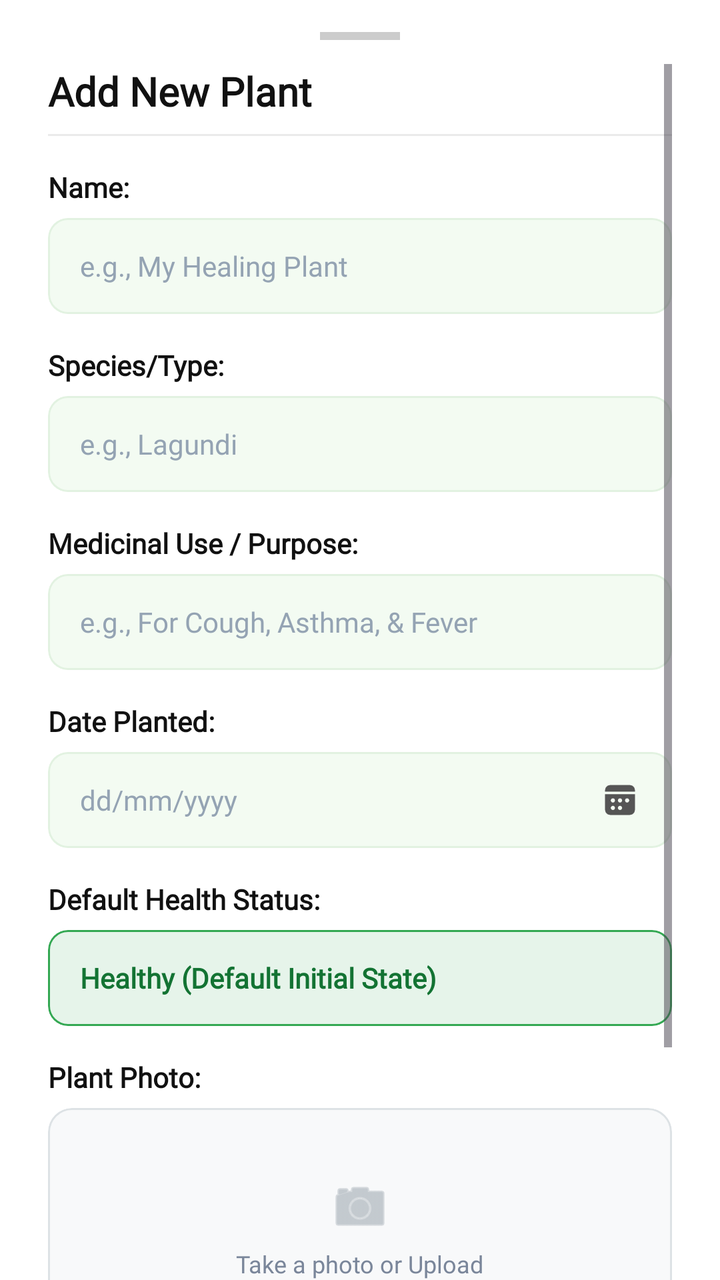
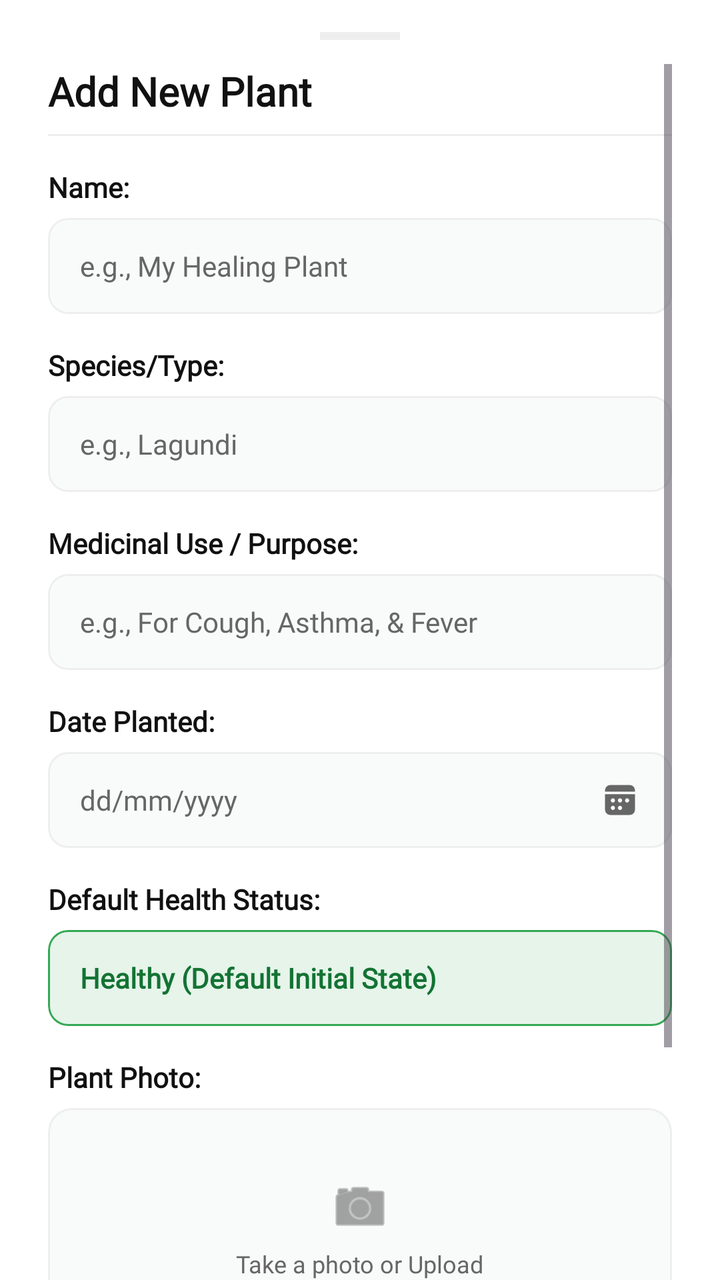

The first picture is an Android layout as it rendered before a commit; the second is the same layout after the commit. The layout source and the unified diff follow.
<!-- AndroidManifest.xml: application theme Theme.SmartGrow -->
<!-- res/layout/dialog_add_plant_sheet.xml -->
<?xml version="1.0" encoding="utf-8"?>
<androidx.constraintlayout.widget.ConstraintLayout
    xmlns:android="http://schemas.android.com/apk/res/android"
    xmlns:app="http://schemas.android.com/apk/res-auto"
    android:id="@+id/bottom_sheet_container"
    android:layout_width="match_parent"
    android:layout_height="wrap_content"
    android:background="@drawable/bg_bottom_sheet_rounded"
    android:paddingTop="16dp"
    android:paddingHorizontal="24dp">

    
    <View
        android:id="@+id/view_drag_handle"
        android:layout_width="40dp"
        android:layout_height="4dp"
        android:background="#CCCCCC"
        app:layout_constraintTop_toTopOf="parent"
        app:layout_constraintEnd_toEndOf="parent"
        app:layout_constraintStart_toStartOf="parent" />

    
    <androidx.core.widget.NestedScrollView
        android:id="@+id/scroll_view_add_plant"
        android:layout_width="match_parent"
        android:layout_height="wrap_content"
        android:layout_marginTop="12dp"
        android:scrollbars="vertical"
        android:fadeScrollbars="true"
        android:fillViewport="true"
        app:layout_constrainedHeight="true"
        app:layout_constraintTop_toBottomOf="@id/view_drag_handle"
        app:layout_constraintBottom_toBottomOf="parent"
        app:layout_constraintStart_toStartOf="parent"
        app:layout_constraintEnd_toEndOf="parent">

        <LinearLayout
            android:layout_width="match_parent"
            android:layout_height="wrap_content"
            android:orientation="vertical"
            android:paddingBottom="32dp">

            <TextView
                android:id="@+id/tv_add_plant_title"
                android:layout_width="wrap_content"
                android:layout_height="wrap_content"
                android:text="Add New Plant"
                android:textSize="20sp"
                android:textStyle="bold"
                android:textColor="#111111"
                android:fontFamily="@font/poppins" />

            <View
                android:layout_width="match_parent"
                android:layout_height="1dp"
                android:background="#EAEAEA"
                android:layout_marginTop="8dp"
                android:layout_marginBottom="16dp" />

            
            <TextView
                android:id="@+id/lbl_plant_name"
                android:layout_width="wrap_content"
                android:layout_height="wrap_content"
                android:text="Name:"
                android:textStyle="bold"
                android:textColor="#111111"
                android:textSize="14sp"
                android:fontFamily="@font/poppins" />

            <com.google.android.material.card.MaterialCardView
                android:id="@+id/card_input_name"
                android:layout_width="match_parent"
                android:layout_height="48dp"
                android:layout_marginTop="6dp"
                app:cardCornerRadius="10dp"
                app:cardElevation="0dp"
                app:cardBackgroundColor="#F3FBF2"
                app:strokeWidth="1dp"
                app:strokeColor="#E2F2E1">
                <EditText
                    android:id="@+id/et_add_plant_name"
                    android:layout_width="match_parent"
                    android:layout_height="match_parent"
                    android:background="@android:color/transparent"
                    android:hint="e.g., My Healing Plant"
                    android:textColorHint="#94A3B3"
                    android:textColor="#111111"
                    android:textSize="14sp"
                    android:fontFamily="@font/poppins"
                    android:paddingHorizontal="16dp"
                    android:inputType="text"
                    android:maxLines="1"
                    android:importantForAutofill="no" />
            </com.google.android.material.card.MaterialCardView>

            
            <TextView
                android:id="@+id/lbl_plant_species"
                android:layout_width="wrap_content"
                android:layout_height="wrap_content"
                android:text="Species/Type:"
                android:textStyle="bold"
                android:textColor="#111111"
                android:textSize="14sp"
                android:fontFamily="@font/poppins"
                android:layout_marginTop="16dp" />

            <com.google.android.material.card.MaterialCardView
                android:id="@+id/card_input_species"
                android:layout_width="match_parent"
                android:layout_height="48dp"
                android:layout_marginTop="6dp"
                app:cardCornerRadius="10dp"
                app:cardElevation="0dp"
                app:cardBackgroundColor="#F3FBF2"
                app:strokeWidth="1dp"
                app:strokeColor="#E2F2E1">
                <EditText
                    android:id="@+id/et_add_plant_species"
                    android:layout_width="match_parent"
                    android:layout_height="match_parent"
                    android:background="@android:color/transparent"
                    android:hint="e.g., Lagundi"
                    android:textColorHint="#94A3B3"
                    android:textColor="#111111"
                    android:textSize="14sp"
                    android:fontFamily="@font/poppins"
                    android:paddingHorizontal="16dp"
                    android:inputType="text"
                    android:maxLines="1"
                    android:importantForAutofill="no" />
            </com.google.android.material.card.MaterialCardView>

            
            <TextView
                android:id="@+id/lbl_plant_medicinal_use"
                android:layout_width="wrap_content"
                android:layout_height="wrap_content"
                android:text="Medicinal Use / Purpose:"
                android:textStyle="bold"
                android:textColor="#111111"
                android:textSize="14sp"
                android:fontFamily="@font/poppins"
                android:layout_marginTop="16dp" />

            <com.google.android.material.card.MaterialCardView
                android:id="@+id/card_input_medicinal_use"
                android:layout_width="match_parent"
                android:layout_height="48dp"
                android:layout_marginTop="6dp"
                app:cardCornerRadius="10dp"
                app:cardElevation="0dp"
                app:cardBackgroundColor="#F3FBF2"
                app:strokeWidth="1dp"
                app:strokeColor="#E2F2E1">
                <EditText
                    android:id="@+id/et_add_plant_medicinal_use"
                    android:layout_width="match_parent"
                    android:layout_height="match_parent"
                    android:background="@android:color/transparent"
                    android:hint="e.g., For Cough, Asthma, &amp; Fever"
                    android:textColorHint="#94A3B3"
                    android:textColor="#111111"
                    android:textSize="14sp"
                    android:fontFamily="@font/poppins"
                    android:paddingHorizontal="16dp"
                    android:inputType="text"
                    android:maxLines="1"
                    android:importantForAutofill="no" />
            </com.google.android.material.card.MaterialCardView>

            
            <TextView
                android:id="@+id/lbl_plant_date"
                android:layout_width="wrap_content"
                android:layout_height="wrap_content"
                android:layout_marginTop="16dp"
                android:fontFamily="@font/poppins"
                android:text="Date Planted:"
                android:textColor="#111111"
                android:textSize="14sp"
                android:textStyle="bold" />

            <com.google.android.material.card.MaterialCardView
                android:id="@+id/card_input_date"
                android:layout_width="match_parent"
                android:layout_height="48dp"
                android:layout_marginTop="6dp"
                app:cardCornerRadius="10dp"
                app:cardElevation="0dp"
                app:cardBackgroundColor="#F3FBF2"
                app:strokeWidth="1dp"
                app:strokeColor="#E2F2E1">
                <RelativeLayout
                    android:layout_width="match_parent"
                    android:layout_height="match_parent"
                    android:paddingHorizontal="16dp">
                    <EditText
                        android:id="@+id/et_add_plant_date"
                        android:layout_width="match_parent"
                        android:layout_height="match_parent"
                        android:layout_toStartOf="@id/img_calendar_icon"
                        android:background="@android:color/transparent"
                        android:hint="dd/mm/yyyy"
                        android:textColorHint="#94A3B3"
                        android:textColor="#111111"
                        android:textSize="14sp"
                        android:focusable="false"
                        android:clickable="true"
                        android:fontFamily="@font/poppins"
                        android:importantForAutofill="no"
                        android:inputType="none" />
                    <ImageView
                        android:id="@+id/img_calendar_icon"
                        android:layout_width="20dp"
                        android:layout_height="20dp"
                        android:layout_alignParentEnd="true"
                        android:layout_centerVertical="true"
                        android:src="@drawable/ic_calendar_gray"
                        app:tint="#555555"
                        android:contentDescription="Select Date" />
                </RelativeLayout>
            </com.google.android.material.card.MaterialCardView>

            
            <TextView
                android:id="@+id/lbl_plant_status"
                android:layout_width="wrap_content"
                android:layout_height="wrap_content"
                android:text="Default Health Status:"
                android:textStyle="bold"
                android:textColor="#111111"
                android:textSize="14sp"
                android:fontFamily="@font/poppins"
                android:layout_marginTop="16dp" />

            <com.google.android.material.card.MaterialCardView
                android:id="@+id/card_input_status"
                android:layout_width="match_parent"
                android:layout_height="48dp"
                android:layout_marginTop="6dp"
                app:cardCornerRadius="10dp"
                app:cardElevation="0dp"
                app:cardBackgroundColor="#E6F4EA"
                app:strokeWidth="1dp"
                app:strokeColor="#34A853">
                <TextView
                    android:id="@+id/tv_static_health_status"
                    android:layout_width="wrap_content"
                    android:layout_height="wrap_content"
                    android:layout_gravity="center_vertical"
                    android:paddingHorizontal="16dp"
                    android:text="Healthy (Default Initial State)"
                    android:textColor="#137333"
                    android:textStyle="bold"
                    android:textSize="14sp"
                    android:fontFamily="@font/poppins" />
            </com.google.android.material.card.MaterialCardView>

            
            <TextView
                android:id="@+id/lbl_plant_image"
                android:layout_width="wrap_content"
                android:layout_height="wrap_content"
                android:text="Plant Photo:"
                android:textStyle="bold"
                android:textColor="#111111"
                android:textSize="14sp"
                android:fontFamily="@font/poppins"
                android:layout_marginTop="16dp" />

            <com.google.android.material.card.MaterialCardView
                android:id="@+id/card_upload_image"
                android:layout_width="match_parent"
                android:layout_height="120dp"
                android:layout_marginTop="6dp"
                android:clickable="true"
                android:focusable="true"
                android:background="?attr/selectableItemBackground"
                app:cardCornerRadius="12dp"
                app:cardElevation="0dp"
                app:cardBackgroundColor="#F8F9FA"
                app:strokeWidth="1dp"
                app:strokeColor="#DDE2E5">
                <RelativeLayout
                    android:layout_width="match_parent"
                    android:layout_height="match_parent">
                    <LinearLayout
                        android:id="@+id/layout_image_placeholder"
                        android:layout_width="wrap_content"
                        android:layout_height="wrap_content"
                        android:orientation="vertical"
                        android:gravity="center"
                        android:layout_centerInParent="true">
                        <ImageView
                            android:layout_width="32dp"
                            android:layout_height="32dp"
                            android:src="@android:drawable/ic_menu_camera"
                            app:tint="#A0AAB2"
                            android:contentDescription="Upload Icon" />
                        <TextView
                            android:layout_width="wrap_content"
                            android:layout_height="wrap_content"
                            android:text="Take a photo or Upload"
                            android:textColor="#7A869A"
                            android:textSize="12sp"
                            android:fontFamily="@font/poppins"
                            android:layout_marginTop="4dp" />
                    </LinearLayout>
                    <ImageView
                        android:id="@+id/img_plant_preview"
                        android:layout_width="match_parent"
                        android:layout_height="match_parent"
                        android:scaleType="centerCrop"
                        android:visibility="gone"
                        android:contentDescription="Plant Preview" />
                </RelativeLayout>
            </com.google.android.material.card.MaterialCardView>

            
            <com.google.android.material.button.MaterialButton
                android:id="@+id/btn_submit_new_plant"
                android:layout_width="match_parent"
                android:layout_height="54dp"
                android:layout_marginTop="24dp"
                android:text="Add Plant"
                android:textAllCaps="false"
                android:textColor="#FFFFFF"
                android:textSize="15sp"
                android:textStyle="bold"
                android:fontFamily="@font/poppins"
                app:backgroundTint="#0C6211"
                app:cornerRadius="12dp" />

        </LinearLayout>
    </androidx.core.widget.NestedScrollView>

</androidx.constraintlayout.widget.ConstraintLayout>
<!-- resources referenced by this layout -->
<resources>
  <!-- drawable bg_bottom_sheet_rounded (drawable) -->
  <?xml version="1.0" encoding="utf-8"?>
  <shape xmlns:android="http://schemas.android.com/apk/res/android">
      <solid android:color="#FFFFFF" />
      <corners
          android:topLeftRadius="24dp"
          android:topRightRadius="24dp" />
  </shape>
  <!-- drawable ic_calendar_gray: png bitmap (drawable, 1434 bytes) -->
  <style name="Theme.SmartGrow" parent="Base.Theme.SmartGrow" />
  <style name="Base.Theme.SmartGrow" parent="Theme.Material3.DayNight.NoActionBar">
          <item name="android:windowBackground">@android:color/white</item>
          <item name="android:windowDisablePreview">true</item>
  
          
          <item name="android:statusBarColor">#FFFFFF</item>
          <item name="android:windowLightStatusBar">true</item>
  
          
          <item name="android:navigationBarColor">#FFFFFF</item>
          <item name="android:windowLightNavigationBar" tools:targetApi="o">true</item>
  
          <item name="android:windowDrawsSystemBarBackgrounds">true</item>
          <item name="android:windowTranslucentStatus">false</item>
          <item name="android:windowTranslucentNavigation">false</item>
      </style>
</resources>

<!-- the commit's change to res/layout/dialog_add_plant_sheet.xml (unified diff, before → after) -->
@@ -5,7 +5,7 @@
     android:id="@+id/bottom_sheet_container"
     android:layout_width="match_parent"
     android:layout_height="wrap_content"
-    android:background="@drawable/bg_bottom_sheet_rounded"
+    android:background="@color/card_background"
     android:paddingTop="16dp"
     android:paddingHorizontal="24dp">
 
@@ -14,7 +14,7 @@
         android:id="@+id/view_drag_handle"
         android:layout_width="40dp"
         android:layout_height="4dp"
-        android:background="#CCCCCC"
+        android:background="@color/divider"
         app:layout_constraintTop_toTopOf="parent"
         app:layout_constraintEnd_toEndOf="parent"
         app:layout_constraintStart_toStartOf="parent" />
@@ -47,13 +47,13 @@
                 android:text="Add New Plant"
                 android:textSize="20sp"
                 android:textStyle="bold"
-                android:textColor="#111111"
+                android:textColor="@color/text_primary"
                 android:fontFamily="@font/poppins" />
 
             <View
                 android:layout_width="match_parent"
                 android:layout_height="1dp"
-                android:background="#EAEAEA"
+                android:background="@color/divider"
                 android:layout_marginTop="8dp"
                 android:layout_marginBottom="16dp" />
 
@@ -64,7 +64,7 @@
                 android:layout_height="wrap_content"
                 android:text="Name:"
                 android:textStyle="bold"
-                android:textColor="#111111"
+                android:textColor="@color/text_primary"
                 android:textSize="14sp"
                 android:fontFamily="@font/poppins" />
 
@@ -75,17 +75,17 @@
                 android:layout_marginTop="6dp"
                 app:cardCornerRadius="10dp"
                 app:cardElevation="0dp"
-                app:cardBackgroundColor="#F3FBF2"
-                app:strokeWidth="1dp"
-                app:strokeColor="#E2F2E1">
+                app:cardBackgroundColor="@color/background"
+                app:strokeWidth="1dp"
+                app:strokeColor="@color/divider">
                 <EditText
                     android:id="@+id/et_add_plant_name"
                     android:layout_width="match_parent"
                     android:layout_height="match_parent"
                     android:background="@android:color/transparent"
                     android:hint="e.g., My Healing Plant"
-                    android:textColorHint="#94A3B3"
-                    android:textColor="#111111"
+                    android:textColorHint="@color/text_secondary"
+                    android:textColor="@color/text_primary"
                     android:textSize="14sp"
                     android:fontFamily="@font/poppins"
                     android:paddingHorizontal="16dp"
@@ -101,7 +101,7 @@
                 android:layout_height="wrap_content"
                 android:text="Species/Type:"
                 android:textStyle="bold"
-                android:textColor="#111111"
+                android:textColor="@color/text_primary"
                 android:textSize="14sp"
                 android:fontFamily="@font/poppins"
                 android:layout_marginTop="16dp" />
@@ -113,17 +113,17 @@
                 android:layout_marginTop="6dp"
                 app:cardCornerRadius="10dp"
                 app:cardElevation="0dp"
-                app:cardBackgroundColor="#F3FBF2"
-                app:strokeWidth="1dp"
-                app:strokeColor="#E2F2E1">
+                app:cardBackgroundColor="@color/background"
+                app:strokeWidth="1dp"
+                app:strokeColor="@color/divider">
                 <EditText
                     android:id="@+id/et_add_plant_species"
                     android:layout_width="match_parent"
                     android:layout_height="match_parent"
                     android:background="@android:color/transparent"
                     android:hint="e.g., Lagundi"
-                    android:textColorHint="#94A3B3"
-                    android:textColor="#111111"
+                    android:textColorHint="@color/text_secondary"
+                    android:textColor="@color/text_primary"
                     android:textSize="14sp"
                     android:fontFamily="@font/poppins"
                     android:paddingHorizontal="16dp"
@@ -139,7 +139,7 @@
                 android:layout_height="wrap_content"
                 android:text="Medicinal Use / Purpose:"
                 android:textStyle="bold"
-                android:textColor="#111111"
+                android:textColor="@color/text_primary"
                 android:textSize="14sp"
                 android:fontFamily="@font/poppins"
                 android:layout_marginTop="16dp" />
@@ -151,17 +151,17 @@
                 android:layout_marginTop="6dp"
                 app:cardCornerRadius="10dp"
                 app:cardElevation="0dp"
-                app:cardBackgroundColor="#F3FBF2"
-                app:strokeWidth="1dp"
-                app:strokeColor="#E2F2E1">
+                app:cardBackgroundColor="@color/background"
+                app:strokeWidth="1dp"
+                app:strokeColor="@color/divider">
                 <EditText
                     android:id="@+id/et_add_plant_medicinal_use"
                     android:layout_width="match_parent"
                     android:layout_height="match_parent"
                     android:background="@android:color/transparent"
                     android:hint="e.g., For Cough, Asthma, &amp; Fever"
-                    android:textColorHint="#94A3B3"
-                    android:textColor="#111111"
+                    android:textColorHint="@color/text_secondary"
+                    android:textColor="@color/text_primary"
                     android:textSize="14sp"
                     android:fontFamily="@font/poppins"
                     android:paddingHorizontal="16dp"
@@ -178,7 +178,7 @@
                 android:layout_marginTop="16dp"
                 android:fontFamily="@font/poppins"
                 android:text="Date Planted:"
-                android:textColor="#111111"
+                android:textColor="@color/text_primary"
                 android:textSize="14sp"
                 android:textStyle="bold" />
 
@@ -189,9 +189,9 @@
                 android:layout_marginTop="6dp"
                 app:cardCornerRadius="10dp"
                 app:cardElevation="0dp"
-                app:cardBackgroundColor="#F3FBF2"
-                app:strokeWidth="1dp"
-                app:strokeColor="#E2F2E1">
+                app:cardBackgroundColor="@color/background"
+                app:strokeWidth="1dp"
+                app:strokeColor="@color/divider">
                 <RelativeLayout
                     android:layout_width="match_parent"
                     android:layout_height="match_parent"
@@ -203,8 +203,8 @@
                         android:layout_toStartOf="@id/img_calendar_icon"
                         android:background="@android:color/transparent"
                         android:hint="dd/mm/yyyy"
-                        android:textColorHint="#94A3B3"
-                        android:textColor="#111111"
+                        android:textColorHint="@color/text_secondary"
+                        android:textColor="@color/text_primary"
                         android:textSize="14sp"
                         android:focusable="false"
                         android:clickable="true"
@@ -218,7 +218,7 @@
                         android:layout_alignParentEnd="true"
                         android:layout_centerVertical="true"
                         android:src="@drawable/ic_calendar_gray"
-                        app:tint="#555555"
+                        app:tint="@color/text_secondary"
                         android:contentDescription="Select Date" />
                 </RelativeLayout>
             </com.google.android.material.card.MaterialCardView>
@@ -230,7 +230,7 @@
                 android:layout_height="wrap_content"
                 android:text="Default Health Status:"
                 android:textStyle="bold"
-                android:textColor="#111111"
+                android:textColor="@color/text_primary"
                 android:textSize="14sp"
                 android:fontFamily="@font/poppins"
                 android:layout_marginTop="16dp" />
@@ -265,7 +265,7 @@
                 android:layout_height="wrap_content"
                 android:text="Plant Photo:"
                 android:textStyle="bold"
-                android:textColor="#111111"
+                android:textColor="@color/text_primary"
                 android:textSize="14sp"
                 android:fontFamily="@font/poppins"
                 android:layout_marginTop="16dp" />
@@ -280,9 +280,9 @@
                 android:background="?attr/selectableItemBackground"
                 app:cardCornerRadius="12dp"
                 app:cardElevation="0dp"
-                app:cardBackgroundColor="#F8F9FA"
-                app:strokeWidth="1dp"
-                app:strokeColor="#DDE2E5">
+                app:cardBackgroundColor="@color/background"
+                app:strokeWidth="1dp"
+                app:strokeColor="@color/divider">
                 <RelativeLayout
                     android:layout_width="match_parent"
                     android:layout_height="match_parent">
@@ -297,13 +297,13 @@
                             android:layout_width="32dp"
                             android:layout_height="32dp"
                             android:src="@android:drawable/ic_menu_camera"
-                            app:tint="#A0AAB2"
+                            app:tint="@color/text_secondary"
                             android:contentDescription="Upload Icon" />
                         <TextView
                             android:layout_width="wrap_content"
                             android:layout_height="wrap_content"
                             android:text="Take a photo or Upload"
-                            android:textColor="#7A869A"
+                            android:textColor="@color/text_secondary"
                             android:textSize="12sp"
                             android:fontFamily="@font/poppins"
                             android:layout_marginTop="4dp" />
@@ -326,11 +326,11 @@
                 android:layout_marginTop="24dp"
                 android:text="Add Plant"
                 android:textAllCaps="false"
-                android:textColor="#FFFFFF"
+                android:textColor="@color/white"
                 android:textSize="15sp"
                 android:textStyle="bold"
                 android:fontFamily="@font/poppins"
-                app:backgroundTint="#0C6211"
+                app:backgroundTint="@color/primary_green"
                 app:cornerRadius="12dp" />
 
         </LinearLayout>
<!-- resource entries referenced after the edit -->
@@ -1,25 +1,24 @@
 <!-- resources referenced by this layout -->
 <resources>
-  <!-- drawable bg_bottom_sheet_rounded (drawable) -->
-  <?xml version="1.0" encoding="utf-8"?>
-  <shape xmlns:android="http://schemas.android.com/apk/res/android">
-      <solid android:color="#FFFFFF" />
-      <corners
-          android:topLeftRadius="24dp"
-          android:topRightRadius="24dp" />
-  </shape>
+  <color name="background">#F9FAFA</color>
+  <color name="card_background">#FFFFFF</color>
+  <color name="divider">#EEEEEE</color>
+  <color name="primary_green">#0C6211</color>
+  <color name="text_primary">#111111</color>
+  <color name="text_secondary">#666666</color>
+  <color name="white">#FFFFFFFF</color>
   <!-- drawable ic_calendar_gray: png bitmap (drawable, 1434 bytes) -->
   <style name="Theme.SmartGrow" parent="Base.Theme.SmartGrow" />
   <style name="Base.Theme.SmartGrow" parent="Theme.Material3.DayNight.NoActionBar">
-          <item name="android:windowBackground">@android:color/white</item>
+          <item name="android:windowBackground">@color/background</item>
           <item name="android:windowDisablePreview">true</item>
   
           
-          <item name="android:statusBarColor">#FFFFFF</item>
+          <item name="android:statusBarColor">@color/background</item>
           <item name="android:windowLightStatusBar">true</item>
   
           
-          <item name="android:navigationBarColor">#FFFFFF</item>
+          <item name="android:navigationBarColor">@color/background</item>
           <item name="android:windowLightNavigationBar" tools:targetApi="o">true</item>
   
           <item name="android:windowDrawsSystemBarBackgrounds">true</item>
